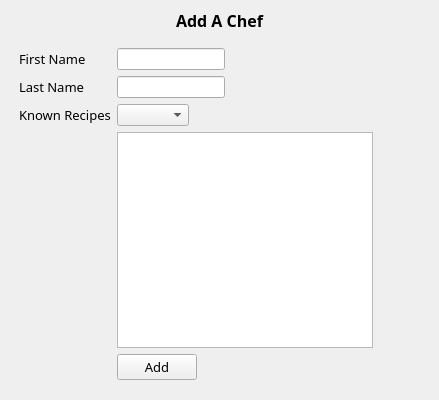
Old version of the form AddChef.ui in the repository NickFurlo/Restaurant-Management-Database.
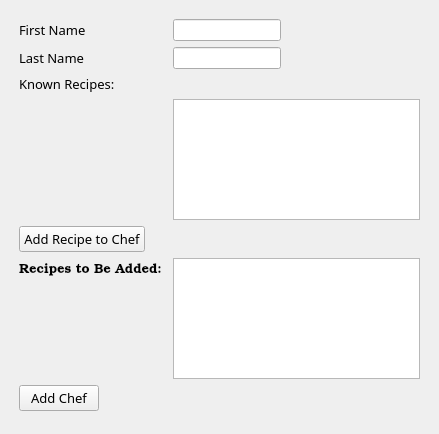
New version of the form.

The edit to the form file:
```diff
--- a/AddChef.ui
+++ b/AddChef.ui
@@ -7,7 +7,7 @@
     <x>0</x>
     <y>0</y>
     <width>439</width>
-    <height>400</height>
+    <height>434</height>
    </rect>
   </property>
   <property name="windowTitle">
@@ -23,7 +23,7 @@
       <x>-1</x>
       <y>-1</y>
       <width>441</width>
-      <height>401</height>
+      <height>432</height>
      </rect>
     </property>
     <layout class="QGridLayout" name="gridLayout">
@@ -44,24 +44,6 @@
        <property name="bottomMargin">
         <number>10</number>
        </property>
-       <item>
-        <widget class="QLabel" name="label_4">
-         <property name="font">
-          <font>
-           <family>Book Antiqua</family>
-           <pointsize>12</pointsize>
-           <weight>75</weight>
-           <bold>true</bold>
-          </font>
-         </property>
-         <property name="text">
-          <string>Add A Chef</string>
-         </property>
-         <property name="alignment">
-          <set>Qt::AlignCenter</set>
-         </property>
-        </widget>
-       </item>
        <item>
         <layout class="QFormLayout" name="formLayout_2">
          <property name="sizeConstraint">
@@ -98,51 +80,6 @@
            </property>
           </widget>
          </item>
-         <item row="3" column="1">
-          <widget class="QLineEdit" name="lineEdit_2"/>
-         </item>
-         <item row="5" column="0">
-          <widget class="QLabel" name="label_2">
-           <property name="font">
-            <font>
-             <family>Book Antiqua</family>
-             <pointsize>10</pointsize>
-            </font>
-           </property>
-           <property name="text">
-            <string>Known Recipes</string>
-           </property>
-           <property name="margin">
-            <number>0</number>
-           </property>
-          </widget>
-         </item>
-         <item row="3" column="0">
-          <widget class="QLabel" name="label">
-           <property name="font">
-            <font>
-             <family>Book Antiqua</family>
-             <pointsize>10</pointsize>
-            </font>
-           </property>
-           <property name="text">
-            <string>Last Name</string>
-           </property>
-           <property name="margin">
-            <number>0</number>
-           </property>
-          </widget>
-         </item>
-         <item row="5" column="1">
-          <widget class="QComboBox" name="comboBox">
-           <property name="sizeAdjustPolicy">
-            <enum>QComboBox::AdjustToContents</enum>
-           </property>
-          </widget>
-         </item>
-         <item row="6" column="1">
-          <widget class="QPlainTextEdit" name="plainTextEdit"/>
-         </item>
          <item row="0" column="1">
           <widget class="QLineEdit" name="lineEdit">
            <property name="styleSheet">
@@ -150,7 +87,42 @@
            </property>
           </widget>
          </item>
-         <item row="7" column="1">
+         <item row="3" column="0">
+          <widget class="QLabel" name="label">
+           <property name="font">
+            <font>
+             <family>Book Antiqua</family>
+             <pointsize>10</pointsize>
+            </font>
+           </property>
+           <property name="text">
+            <string>Last Name</string>
+           </property>
+           <property name="margin">
+            <number>0</number>
+           </property>
+          </widget>
+         </item>
+         <item row="3" column="1">
+          <widget class="QLineEdit" name="lineEdit_2"/>
+         </item>
+         <item row="5" column="0">
+          <widget class="QLabel" name="label_2">
+           <property name="font">
+            <font>
+             <family>Book Antiqua</family>
+             <pointsize>10</pointsize>
+            </font>
+           </property>
+           <property name="text">
+            <string>Known Recipes:</string>
+           </property>
+           <property name="margin">
+            <number>0</number>
+           </property>
+          </widget>
+         </item>
+         <item row="12" column="0">
           <widget class="QPushButton" name="pushButton">
            <property name="font">
             <font>
@@ -159,7 +131,39 @@
             </font>
            </property>
            <property name="text">
-            <string>Add</string>
+            <string>Add Chef</string>
+           </property>
+          </widget>
+         </item>
+         <item row="8" column="1">
+          <widget class="QListWidget" name="listWidget"/>
+         </item>
+         <item row="6" column="1">
+          <widget class="QListWidget" name="listWidget_2"/>
+         </item>
+         <item row="8" column="0">
+          <widget class="QLabel" name="label_4">
+           <property name="font">
+            <font>
+             <family>Bookman Old Style</family>
+             <pointsize>10</pointsize>
+            </font>
+           </property>
+           <property name="text">
+            <string>Recipes to Be Added: </string>
+           </property>
+          </widget>
+         </item>
+         <item row="7" column="0">
+          <widget class="QPushButton" name="pushButton_2">
+           <property name="font">
+            <font>
+             <family>Book Antiqua</family>
+             <pointsize>10</pointsize>
+            </font>
+           </property>
+           <property name="text">
+            <string>Add Recipe to Chef</string>
            </property>
           </widget>
          </item>
```
